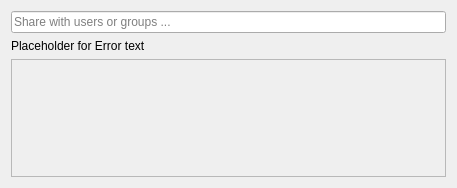
nextcloud/desktop, file src/gui/shareusergroupwidget.ui: the form before one commit.
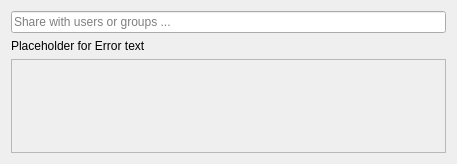
The form after the commit.

Commit message:
Add spinner during sharee search (#4764)
Fixed #4740

When searching for sharees we should display a loading spinner.

Diff of the .ui file:
```diff
--- a/src/gui/shareusergroupwidget.ui
+++ b/src/gui/shareusergroupwidget.ui
@@ -7,7 +7,7 @@
     <x>0</x>
     <y>0</y>
     <width>457</width>
-    <height>188</height>
+    <height>164</height>
    </rect>
   </property>
   <property name="windowTitle">
@@ -50,8 +50,8 @@
        <rect>
         <x>0</x>
         <y>0</y>
-        <width>441</width>
-        <height>98</height>
+        <width>437</width>
+        <height>94</height>
        </rect>
       </property>
       <layout class="QVBoxLayout" name="verticalLayout_3"/>
```
Left out of the diff: 4 changed lines with no effect on the pictures. Lines whose indentation alone changed are shown as unchanged. The commit also changes 2 other files.
